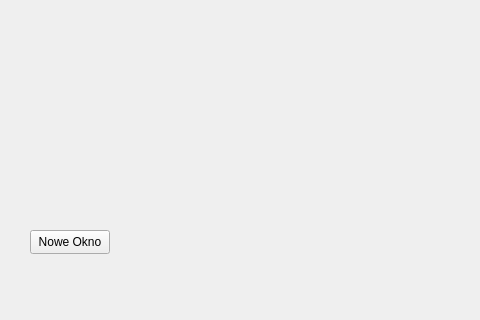
This is Ksiazka/mainwindow.ui in ZuzaJas/Filtrujaca-Ksiazka as Qt 5 draws it before an edit; both pictures show x 0 to 480 and y 480 to 800 of the 1000 by 800 pixel window. The edited form follows.
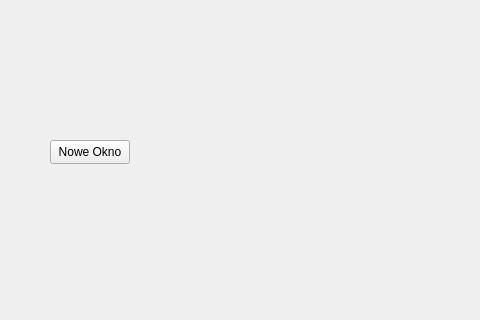
This is the edited form.

What changed in the file:
```diff
--- a/Ksiazka/mainwindow.ui
+++ b/Ksiazka/mainwindow.ui
@@ -109,8 +109,8 @@
    <widget class="QPushButton" name="nowe_okno">
     <property name="geometry">
      <rect>
-      <x>30</x>
-      <y>710</y>
+      <x>50</x>
+      <y>620</y>
       <width>80</width>
       <height>24</height>
      </rect>
```
Left out of the diff: 2 changed lines with no effect on the pictures.
